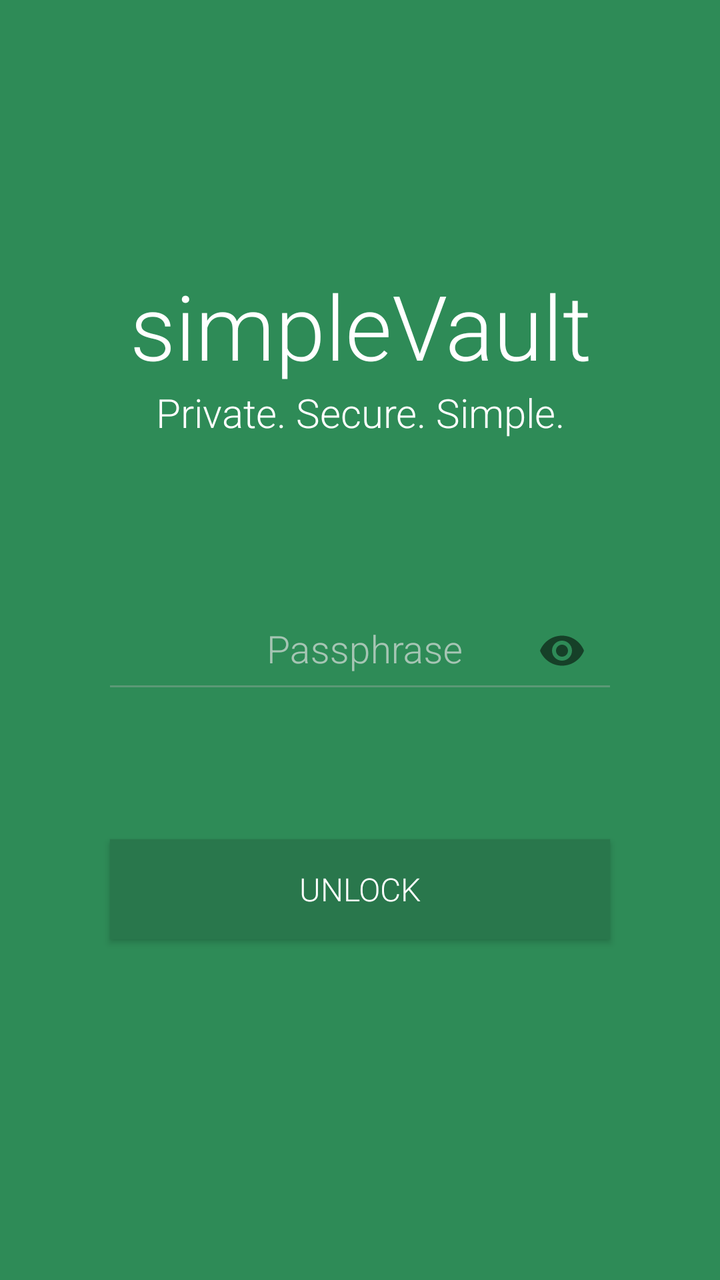
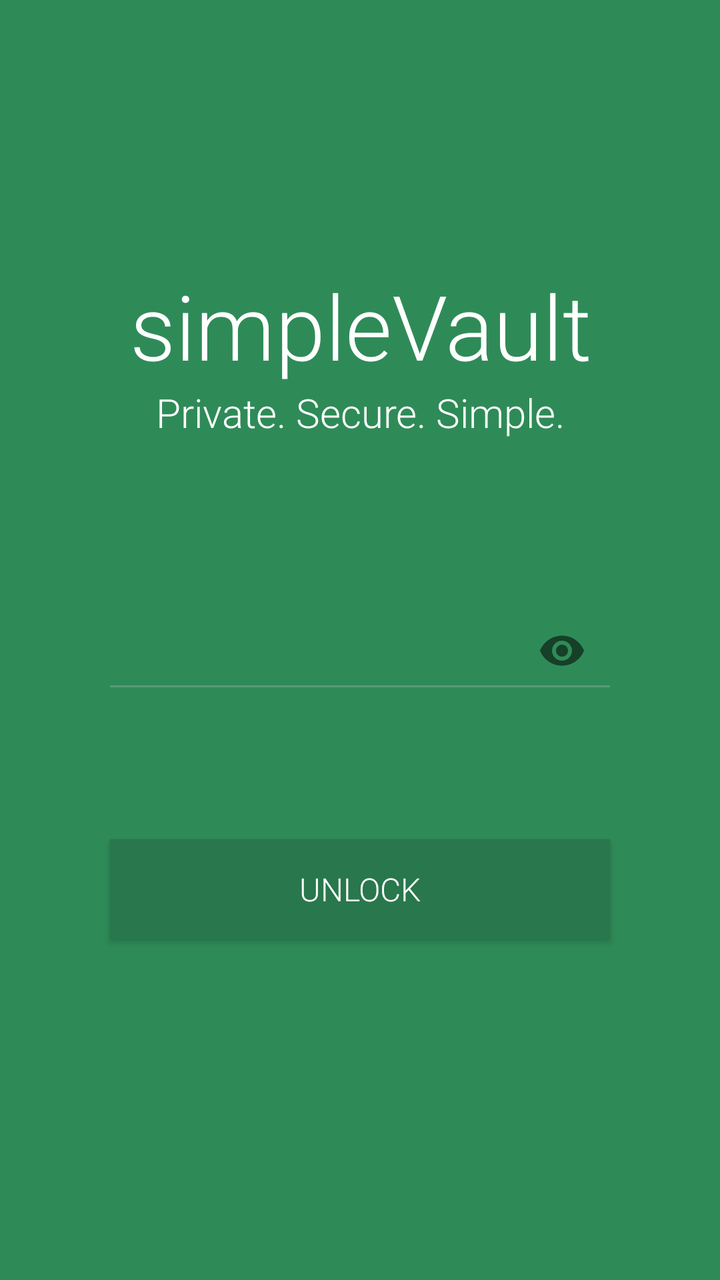

The first picture is an Android layout as it rendered before a commit; the second is the same layout after the commit. The layout source and the unified diff follow.
<!-- AndroidManifest.xml: application theme MainTheme.Light -->
<!-- res/layout/activity_vaultunlock.xml -->
<ScrollView xmlns:tools="http://schemas.android.com/tools"
    xmlns:android="http://schemas.android.com/apk/res/android"
    xmlns:app="http://schemas.android.com/apk/res-auto"
    android:id="@+id/scrollView1"
    android:layout_width="match_parent"
    android:layout_height="match_parent"
    android:background="@color/darkgreen">

<RelativeLayout
    android:layout_width="match_parent"
    android:layout_height="match_parent"
    xmlns:android="http://schemas.android.com/apk/res/android"
    android:background="@color/darkgreen"
    android:layout_gravity="center">

    <LinearLayout
        android:gravity="center"
        android:orientation="vertical"
        android:padding="5.0dp"
        android:focusable="true"
        android:focusableInTouchMode="true"
        android:layout_width="match_parent"
        android:layout_height="match_parent"
        xmlns:android="http://schemas.android.com/apk/res/android">

        <TextView
            android:layout_width="match_parent"
            android:layout_height="wrap_content"
            android:text="simpleVault"
            android:textColor="@color/white"
            android:gravity="center"
            android:layout_marginTop="0dp"
            android:fontFamily="sans-serif-light"
            android:textSize="45.0sp"/>

        <TextView
            android:layout_width="match_parent"
            android:layout_height="wrap_content"
            android:text="Private. Secure. Simple."
            android:textColor="@color/white"
            android:gravity="center"
            android:fontFamily="sans-serif-light"
            android:textSize="20.0sp"/>


        <android.support.design.widget.TextInputLayout
            android:id="@+id/etPasswordLayout"
            android:layout_width="250dp"
            android:layout_height="50dp"
            android:layout_marginTop="75dp"
            android:layout_marginBottom="75.0dp"
            app:passwordToggleEnabled="true"
            android:textColor="@color/grey2"
            android:textColorHint="@color/grey2transparent">

            <android.support.design.widget.TextInputEditText
                android:id="@+id/passphrase"
                android:layout_width="match_parent"
                android:layout_height="match_parent"
                android:textColor="@color/grey2"
                android:textColorHint="@color/grey2transparent"
                android:gravity="center"
                android:paddingLeft="5dp"
                android:textSize="19sp"
                android:fontFamily="sans-serif-light"
                android:inputType="textPassword"
                android:hint="Passphrase"
                android:background="@drawable/custom_edittext"/>
        </android.support.design.widget.TextInputLayout>

        <Button
            android:id="@+id/unlock"
            android:textColor="@color/white"
            android:textSize="16sp"
            android:fontFamily="sans-serif-light"
            android:background="@color/darkergreen"
            android:layout_width="250.0dp"
            android:layout_height="50dp"
            android:text="Unlock"
            android:onClick="onClick"/>

        <TextView
            android:id="@+id/error"
            android:layout_width="match_parent"
            android:layout_height="wrap_content"
            android:layout_marginTop="16dp"
            android:gravity="center_horizontal"
            android:textColor="@color/red"
            android:textSize="16sp"
            android:text="" />
    </LinearLayout>
</RelativeLayout>
</ScrollView>
<!-- resources referenced by this layout -->
<resources>
  <color name="darkergreen">#ff29774c</color>
  <color name="darkgreen">#ff2e8b57</color>
  <color name="grey2">#ffe3e3e3</color>
  <color name="grey2transparent">#aae3e3e3</color>
  <color name="red">#ffff0000</color>
  <color name="white">#ffffffff</color>
  <!-- drawable custom_edittext (drawable) -->
  <?xml version="1.0" encoding="utf-8"?>
  <layer-list xmlns:android="http://schemas.android.com/apk/res/android" >
  
      <item android:bottom="1dp"
          android:left="-2dp"
          android:right="-2dp"
          android:top="-2dp">
          <shape android:shape="rectangle" >
              <stroke
                  android:width="1dp"
                  android:color="#55b3b3b3" />
          </shape>
      </item>
  
  </layer-list>
  <style name="MainTheme.Light" parent="Theme.AppCompat.Light.NoActionBar">
          <item name="colorAccent">@color/darkgreen</item>
          <item name="android:colorAccent">@color/darkgreen</item>
          <item name="android:colorPrimary">@color/darkgreen</item>
          <item name="android:colorPrimaryDark">@color/darkergreen</item>
          
          <item name="android:actionModeBackground">@color/darkgreen</item>
          <item name="android:actionModeCloseDrawable">@drawable/ic_arrow</item>
  
          <item name="android:textColorPrimary">@color/grey6</item>
          <item name="android:textColorSecondary">@color/grey3</item>
          <item name="android:textColorTertiary">@color/grey4</item>
          <item name="android:colorBackground">@color/white</item>
          <item name="android:colorMultiSelectHighlight">@color/lightgreen</item>
          <item name="android:colorFocusedHighlight">@color/grey1</item>
          <item name="android:textColorHighlight">?android:colorPrimary</item>
      </style>
  <!-- drawable ic_arrow: png bitmap (drawable-hdpi, 148 bytes) -->
  <color name="grey6">#ff545454</color>
  <color name="grey3">#ffb3b3b3</color>
  <color name="grey4">#ff636363</color>
  <color name="lightgreen">#ffb4d7bf</color>
  <color name="grey1">#fff5f5f5</color>
</resources>

<!-- the commit's change to res/layout/activity_vaultunlock.xml (unified diff, before → after) -->
@@ -42,7 +42,6 @@
             android:fontFamily="sans-serif-light"
             android:textSize="20.0sp"/>
 
-
         <android.support.design.widget.TextInputLayout
             android:id="@+id/etPasswordLayout"
             android:layout_width="250dp"
@@ -64,12 +63,12 @@
                 android:textSize="19sp"
                 android:fontFamily="sans-serif-light"
                 android:inputType="textPassword"
-                android:hint="Passphrase"
+
                 android:background="@drawable/custom_edittext"/>
         </android.support.design.widget.TextInputLayout>
 
         <Button
-            android:id="@+id/unlock"
+            android:id="@+id/confirm"
             android:textColor="@color/white"
             android:textSize="16sp"
             android:fontFamily="sans-serif-light"
